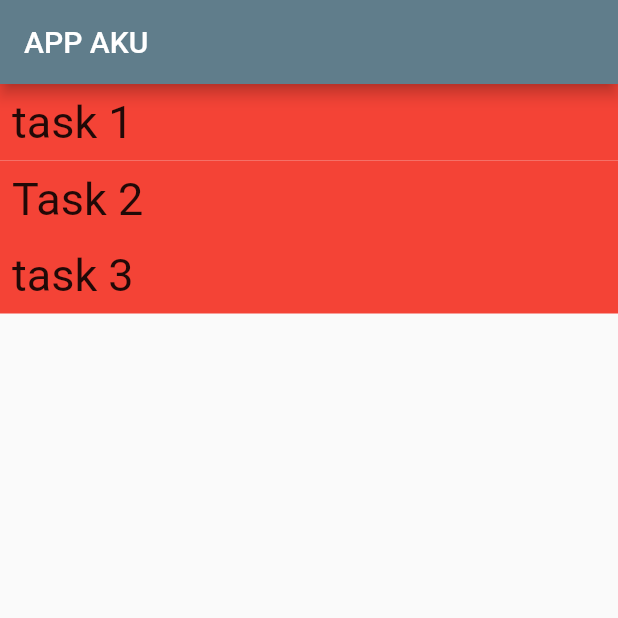
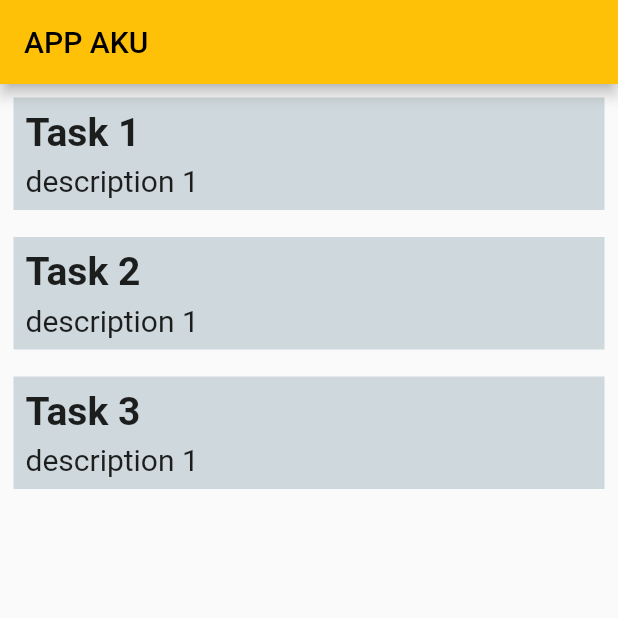
Before and after one commit to zakirzikri12/flutter-new-app, a Flutter app: the screen it shows after launch, on a phone screen of 412 x 824 dp, the top half of it. Run offline on Flutter 3.47's test engine with Material 2 defaults, Android fonts, the phone set to English and light mode, and no system bars.

Commit message:
-container , task, description ,border

```diff
--- /dev/null
+++ b/lib/Model/task.model.dart
@@ -0,0 +1,13 @@
+class Task{
+  String title;
+  String description;
+
+  Task({required this.title , required this.description});
+}
+
+List<Task> tasklist = [
+  Task(title: 'Task 1',description: 'description 1'),
+  Task(title: 'Task 2',description: 'description 1'),
+  Task(title: 'Task 3',description: 'description 1'),
+
+];
--- a/lib/main.dart
+++ b/lib/main.dart
@@ -23,7 +23,7 @@ class MyApp extends StatelessWidget {
         // or simply save your changes to "hot reload" in a Flutter IDE).
         // Notice that the counter didn't reset back to zero; the application
         // is not restarted.
-        primarySwatch: Colors.blueGrey,
+        primarySwatch: Colors.amber,
       ),
       home: HomeScreen(),
     );
--- a/lib/screen/homescreen.dart
+++ b/lib/screen/homescreen.dart
@@ -1,5 +1,7 @@
 import 'package:flutter/cupertino.dart';
-import 'package:flutter/material.dart';   //material.dart
+import 'package:flutter/material.dart';
+
+import '../Model/task.model.dart';   //material.dart
 
 
 
@@ -12,38 +14,55 @@ class HomeScreen extends StatelessWidget {
       appBar: AppBar
         (title:Text('APP AKU'),
       ),
-      body:ListView(
-        children: List.generate(tasklist.length, (index) => CustomText(text: tasklist[index]))
-        //
+      body:Column(
+        crossAxisAlignment: CrossAxisAlignment.stretch,
+        children: List.generate(tasklist.length, (index) => TaskContainer(task: tasklist[index])
+        )
+
         // [
         //   CustomText(text: 'Task1'),
         //   CustomText(text : 'Task2'),
         //   CustomText(text : 'Task3'),
         //
         // ],
+
       ),
     );
   }
 }
 
-class CustomText extends StatelessWidget {
-  final String text;
+class TaskContainer extends StatelessWidget {
+  // final String text;
+  final Task task;
 
-  CustomText({required this.text});
+  TaskContainer({required this.task});
   @override
   Widget build(BuildContext context) {
-    return Container(
+    return Padding(
       padding: const EdgeInsets.all(8.0),
-      color: Colors.red,
-      child: Text(
-        text,
-        style: TextStyle(fontSize: 30),
+      child: Container(
+        decoration: BoxDecoration(
+          color: Colors.blueGrey.shade100,
+          border: Border.all(color: Colors.grey.shade50) ,
+        ),
+        padding: const EdgeInsets.all(8.0),
+        child: Column(
+          crossAxisAlignment: CrossAxisAlignment.start,
+          children: [
+            Text(
+              task.title,
+              style: TextStyle(fontSize: 26, fontWeight: FontWeight.bold) ,
+            ),
+            SizedBox(
+              height: 6,
+            ),
+            Text(
+              task.description,
+              style: TextStyle(fontSize: 20) ,
+            ),
+          ],
+        ),
       ),
     );
   }
 }
-
-
-List<String> tasklist = [
-'task 1','Task 2','task 3'
-];
```
